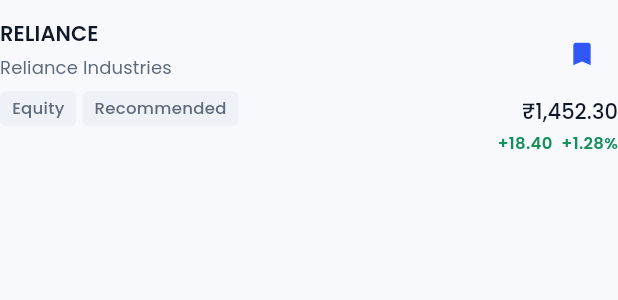
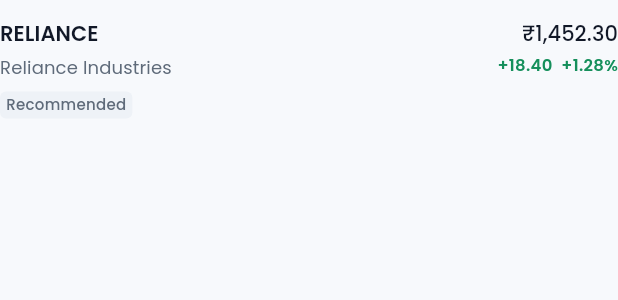
Before and after one commit to Sahil-Kundaliya/021-Trade-App, a Flutter app: the WatchlistStockTile widget shown alone on an empty page, opened directly with sample values from the repository, on a phone screen of 412 x 824 dp. Shown: the top 300 px of the screen. Run offline on Flutter 3.47's test engine with Material 3 defaults, Android fonts, the phone set to English and light mode, and no system bars; our stand-ins replace auto_route, flutter_secure_storage, google_fonts; accounts and stored records are empty.

Commit message:
Fix watchlist UI

```diff
--- a/packages/features/watchlist/lib/src/watchlist/presentation/widgets/watchlist_stock_tile.dart
+++ b/packages/features/watchlist/lib/src/watchlist/presentation/widgets/watchlist_stock_tile.dart
@@ -4,14 +4,9 @@
 import '../../domain/entities/watchlist_stock.dart';
 
 class WatchlistStockTile extends StatelessWidget {
-  const WatchlistStockTile({
-    required this.stock,
-    this.onBookmarkPressed,
-    super.key,
-  });
+  const WatchlistStockTile({required this.stock, super.key});
 
   final WatchlistStock stock;
-  final VoidCallback? onBookmarkPressed;
 
   @override
   Widget build(BuildContext context) {
@@ -48,10 +43,9 @@
                 ),
                 const SizedBox(height: AppSpacing.sm),
                 Wrap(
-                  spacing: AppSpacing.xs,
-                  runSpacing: AppSpacing.xs,
+                  spacing: AppSpacing.xxs,
+                  runSpacing: AppSpacing.xxs,
                   children: [
-                    _StockTag(label: stock.category),
                     for (final tag in stock.tags) _StockTag(label: tag),
                   ],
                 ),
@@ -62,20 +56,6 @@
           Column(
             crossAxisAlignment: CrossAxisAlignment.end,
             children: [
-              AppIconButton(
-                tooltip: stock.isBookmarked
-                    ? 'Saved to watchlist'
-                    : 'Not saved to watchlist',
-                onPressed: onBookmarkPressed ?? _noOp,
-                icon: Icon(
-                  stock.isBookmarked ? Icons.bookmark : Icons.bookmark_outline,
-                  size: AppSizes.iconSm,
-                  color: stock.isBookmarked
-                      ? context.appColors.primary
-                      : context.appColors.textTertiary,
-                ),
-              ),
-              const SizedBox(height: AppSpacing.xs),
               Text(
                 _formatRupees(stock.ltp),
                 style: context.appTextStyles.priceSmall.copyWith(
@@ -112,13 +92,14 @@
       ),
       child: Padding(
         padding: const EdgeInsets.symmetric(
-          horizontal: AppSpacing.sm,
-          vertical: AppSpacing.xs,
+          horizontal: AppSpacing.xs,
+          vertical: AppSpacing.xxs,
         ),
         child: Text(
           label,
           style: context.textTheme.labelSmall?.copyWith(
             color: context.appColors.textSecondary,
+            fontSize: 10,
           ),
         ),
       ),
@@ -147,5 +128,3 @@
   );
   return '$groupedLeading,$lastThree.${parts.last}';
 }
-
-void _noOp() {}
```
Also changed, not shown: 1 other file.
